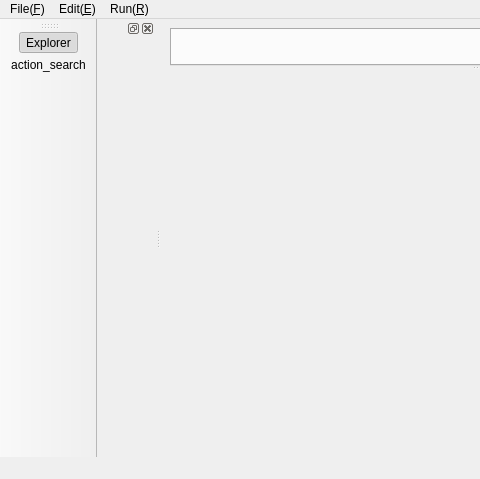
Above: mainwindow.ui from Lunaticsky-tql/QLion before the change; both pictures show x 0 to 480 and y 0 to 479 of the 800 by 479 pixel window. Below: the same form after it.
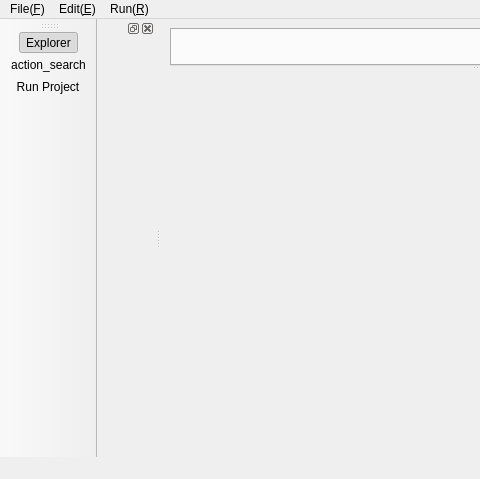
That is the form after the change. Icons and pictures are not drawn. Custom widgets are drawn as their Qt base class.

Commit message: successfully run the cmake project

What changed in the file:
```diff
--- a/mainwindow.ui
+++ b/mainwindow.ui
@@ -133,6 +133,7 @@
    </attribute>
    <addaction name="action_tool_tree_view"/>
    <addaction name="action_search"/>
+   <addaction name="action_run_project"/>
   </widget>
   <widget class="QDockWidget" name="sideDock">
    <property name="allowedAreas">
```
Left out of the diff: 3 changed lines with no effect on the pictures. The commit also changes 7 other files.
